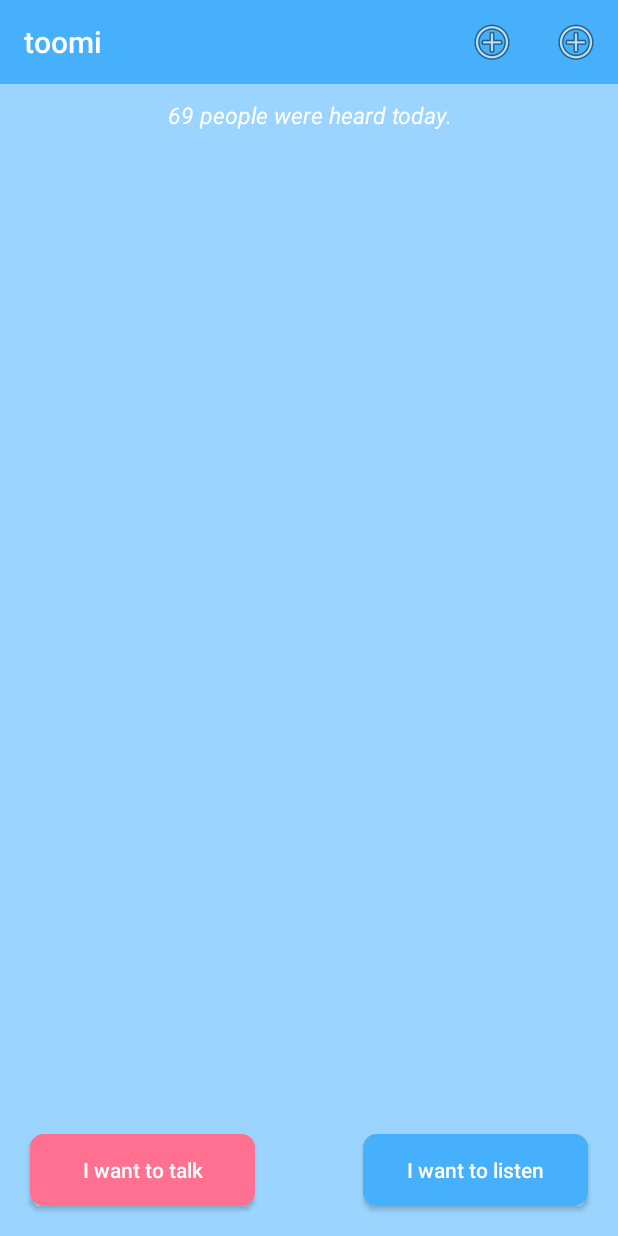
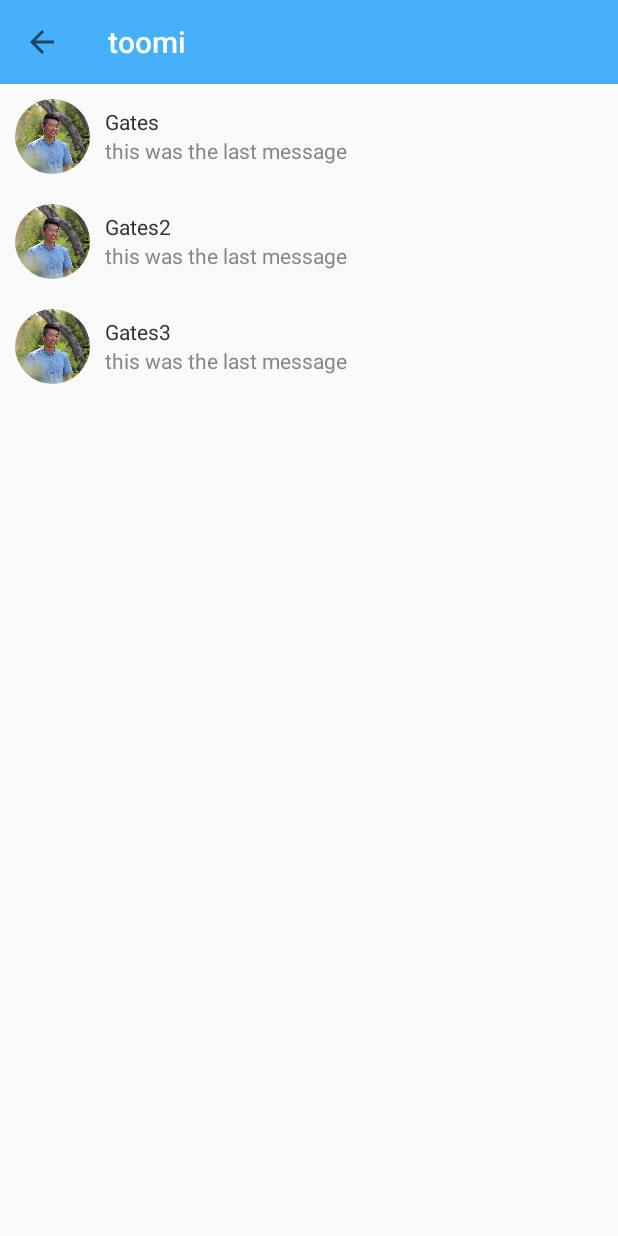
Before and after one commit to isaacwang4076/wholesomeapp, an Android app: the screen it shows after launch (MainActivity before the commit, ConversationsActivity after it), after a tap on "same", on a phone screen of 412 x 824 dp. Run offline under Robolectric (Android 15) with nearby library versions, the phone set to English and light mode, and no system bars; our stand-ins replace CircleImageView, Firebase (no records; nobody signed in at launch, a user with empty details on screens opened directly); libraries missing offline, so code that uses them is left out: com.github.nkzawa.emitter, com.github.nkzawa.socketio; 2 statements that could not run were skipped.

Commit message:
bunch of shit

```diff
--- /dev/null
+++ b/app/src/main/java/com/example/isaacwang/wholesomeapp/ConversationSummary.java
@@ -0,0 +1,45 @@
+package com.example.isaacwang.wholesomeapp;
+
+import android.content.Context;
+import android.graphics.drawable.Drawable;
+import android.view.LayoutInflater;
+import android.view.View;
+import android.widget.ImageView;
+import android.widget.TextView;
+
+/**
+ * Created by isaacwang on 10/21/17.
+ */
+
+public class ConversationSummary {
+
+    private static final String ANONYMOUS = "Anonymous";
+
+    private final Drawable otherPhoto;
+    private final String otherName;
+    private final String lastMessage;
+
+    ConversationSummary(Drawable otherPhoto, String otherName, String lastMessage) {
+        this.otherPhoto = otherPhoto;
+        if (otherName != null) {
+            this.otherName = otherName;
+        } else {
+            this.otherName = ANONYMOUS;
+        }
+        this.lastMessage = lastMessage;
+    }
+
+    View getView(Context context) {
+        LayoutInflater inflater = (LayoutInflater) context.getSystemService(Context.LAYOUT_INFLATER_SERVICE);
+        View v = inflater.inflate(R.layout.conversation_summary, null);
+        TextView name = (TextView) v.findViewById(R.id.nameTextView);
+        TextView lastMsg = (TextView) v.findViewById(R.id.messageTextView);
+        ImageView pic = (ImageView) v.findViewById(R.id.convImageView);
+
+        name.setText(this.otherName);
+        lastMsg.setText(this.lastMessage);
+        pic.setImageDrawable(otherPhoto);
+
+        return v;
+    }
+}
--- /dev/null
+++ b/app/src/main/java/com/example/isaacwang/wholesomeapp/ConversationsActivity.java
@@ -0,0 +1,32 @@
+package com.example.isaacwang.wholesomeapp;
+
+import android.support.v7.app.AppCompatActivity;
+import android.os.Bundle;
+import android.support.v7.widget.Toolbar;
+import android.widget.LinearLayout;
+
+public class ConversationsActivity extends AppCompatActivity {
+
+    @Override
+    protected void onCreate(Bundle savedInstanceState) {
+        super.onCreate(savedInstanceState);
+        setContentView(R.layout.activity_conversations);
+        Toolbar myToolbar = (Toolbar) findViewById(R.id.appBar);
+        myToolbar.setTitle(getResources().getString(R.string.app_name));
+        myToolbar.setTitleTextColor(getResources().getColor(R.color.white));
+        setSupportActionBar(myToolbar);
+        getSupportActionBar().setDisplayHomeAsUpEnabled(true);
+
+        LinearLayout conversationList = (LinearLayout) findViewById(R.id.conversation_list);
+
+        ConversationSummary convSum = new ConversationSummary(getDrawable(R.drawable.prof_pic), "Gates", "this was the last message");
+        ConversationSummary convSum2 = new ConversationSummary(getDrawable(R.drawable.prof_pic), "Gates2", "this was the last message");
+        ConversationSummary convSum3 = new ConversationSummary(getDrawable(R.drawable.prof_pic), "Gates3", "this was the last message");
+
+        conversationList.addView(convSum.getView(this));
+        conversationList.addView(convSum2.getView(this));
+        conversationList.addView(convSum3.getView(this));
+    }
+
+
+}
--- a/app/src/main/java/com/example/isaacwang/wholesomeapp/MainActivity.java
+++ b/app/src/main/java/com/example/isaacwang/wholesomeapp/MainActivity.java
@@ -19,6 +19,7 @@ import android.support.v7.widget.Toolbar;
 import android.view.LayoutInflater;
 import android.view.Menu;
 import android.view.MenuInflater;
+import android.view.MenuItem;
 import android.view.View;
 import android.widget.Button;
 import android.widget.EditText;
@@ -45,6 +46,8 @@ public class MainActivity extends AppCompatActivity {
 
     private boolean listening  = false;
     private LinearLayout feedLayout;
+    private TextView peopleHelpedTextView;
+    private Button listenButton;
     private Dialog listenerDialog;
 
     @Override
@@ -57,12 +60,13 @@ public class MainActivity extends AppCompatActivity {
         setSupportActionBar(myToolbar);
 
         feedLayout = (LinearLayout) findViewById(R.id.feedLayout);
+        peopleHelpedTextView = (TextView) findViewById(R.id.peopleHelpedTextView);
 
         FeedItem testFeedItem1 = new ConversationFeedItem("asdf");
         FeedItem testFeedItem2 = new ConversationFeedItem("Alvin");
         FeedItem testFeedItem3 = new ConversationFeedItem("Rick");
 
-//        Network.addToFeed(testFeedItem1);
+        //Network.addToFeed(testFeedItem1);
 
         // attach FeedDatabase listener
         final Context context = this;
@@ -71,6 +75,7 @@ public class MainActivity extends AppCompatActivity {
             public void onChildAdded(DataSnapshot dataSnapshot, String s) {
                 FeedItem feedItem = dataSnapshot.getValue(ConversationFeedItem.class);
                 feedLayout.addView(feedItem.getView(context, feedLayout), 0);
+                peopleHelpedTextView.setText(feedLayout.getChildCount() + " people were heard today.");
             }
             @Override
             public void onChildChanged(DataSnapshot dataSnapshot, String s) {}
@@ -82,25 +87,35 @@ public class MainActivity extends AppCompatActivity {
             public void onCancelled(DatabaseError databaseError) {}
         });
 
-        Button listenButton = (Button) findViewById(R.id.listenButton);
+        listenButton = (Button) findViewById(R.id.listenButton);
         if (listening) {
             listenButton.setText("Stop listening");
         }
-
-//        showTalkRequestDialog("lmao");
     }
 
     @Override
     public boolean onCreateOptionsMenu(Menu menu) {
         MenuInflater inflater = getMenuInflater();
         inflater.inflate(R.menu.main_menu, menu);
+
         return true;
     }
 
-    private void initializeFeed(List<FeedItem> feedItemList) {
-        for (FeedItem feedItem: feedItemList) {
-            feedLayout.addView(feedItem.getView(this, feedLayout));
+    @Override
+    public boolean onOptionsItemSelected(MenuItem item) {
+        // Handle item selection
+        switch (item.getItemId()) {
+            case R.id.menu_item_conversations:
+                goToConversations();
+                return true;
+            default:
+                return super.onOptionsItemSelected(item);
         }
+    }
+
+    public void goToConversations() {
+        Intent i = new Intent(this, ConversationsActivity.class);
+        startActivity(i);
     }
 
     public void startChat(View v) {
@@ -120,8 +135,10 @@ public class MainActivity extends AppCompatActivity {
     public void listenButtonOnClick(View v) {
         if (listening) {
             showStopListeningDialog();
+            listenButton.setText("I want to listen");
         } else {
             showStartListeningDialog();
+            listenButton.setText("Stop listening");
         }
     }
 
--- /dev/null
+++ b/app/src/main/res/layout/activity_conversations.xml
@@ -0,0 +1,19 @@
+<?xml version="1.0" encoding="utf-8"?>
+<LinearLayout xmlns:android="http://schemas.android.com/apk/res/android"
+    android:orientation="vertical"
+    android:layout_width="match_parent"
+    android:layout_height="match_parent">
+
+    <include android:id="@+id/appBar" layout="@layout/app_bar"/>
+
+    <ScrollView
+        android:layout_width="match_parent"
+        android:layout_height="match_parent">
+
+        <LinearLayout
+            android:id="@+id/conversation_list"
+            android:layout_width="match_parent"
+            android:layout_height="wrap_content"
+            android:orientation="vertical" />
+    </ScrollView>
+</LinearLayout>
--- /dev/null
+++ b/app/src/main/res/layout/conversation_summary.xml
@@ -0,0 +1,33 @@
+<?xml version="1.0" encoding="utf-8"?>
+<LinearLayout xmlns:android="http://schemas.android.com/apk/res/android"
+    android:orientation="horizontal"
+    android:layout_width="match_parent"
+    android:layout_height="wrap_content">
+    <de.hdodenhof.circleimageview.CircleImageView
+        android:id="@+id/convImageView"
+        android:layout_width="50dp"
+        android:layout_height="50dp"
+        android:layout_margin="@dimen/small_gap"/>
+
+    <LinearLayout
+        android:layout_width="wrap_content"
+        android:layout_height="match_parent"
+        android:orientation="vertical"
+        android:gravity="center_vertical">
+
+        <TextView
+            android:id="@+id/nameTextView"
+            android:layout_width="wrap_content"
+            android:layout_height="wrap_content"
+            android:text="Name"
+            android:textColor="@color/textColor"/>
+
+        <TextView
+            android:id="@+id/messageTextView"
+            android:layout_width="wrap_content"
+            android:layout_height="wrap_content"
+            android:text="Last message goes here"
+            android:textColor="@color/darkGray"/>/>
+
+    </LinearLayout>
+</LinearLayout>
--- a/app/src/main/res/menu/main_menu.xml
+++ b/app/src/main/res/menu/main_menu.xml
@@ -1,12 +1,9 @@
 <?xml version="1.0" encoding="utf-8"?>
 <menu xmlns:android="http://schemas.android.com/apk/res/android"
     xmlns:app="http://schemas.android.com/apk/res-auto">
-    <item android:id="@+id/menu_item_new_quote"
-        android:icon="@android:drawable/ic_menu_add"
-        android:title="same"
-        app:showAsAction="ifRoom"/>
-    <item android:id="@+id/menu_item_new_quote2"
-        android:icon="@android:drawable/ic_menu_add"
+    <item
+        android:id="@+id/menu_item_conversations"
+        android:icon="@drawable/speech_bubble"
         android:title="same"
         app:showAsAction="ifRoom"/>
 </menu>
--- a/app/src/main/res/values/colors.xml
+++ b/app/src/main/res/values/colors.xml
@@ -6,6 +6,7 @@
     <color name="white">#FFFFFF</color>
     <color name="offwhite">#fffcfc</color>
     <color name="gray">#f2f2f2</color>
+    <color name="darkGray">#878787</color>
     <color name="textColor">#303030</color>
 </resources>
 <!-- #ffa0b6 -->
```
Also changed, not shown: app/build.gradle (+5 -2 lines), app/src/main/AndroidManifest.xml (+7 -2 lines), app/src/main/java/com/example/isaacwang/wholesomeapp/ChatActivity.java (+75 -8 lines), app/src/main/res/layout/activity_chat.xml (+24 -10 lines), app/src/main/res/layout/talk_confirmation_dialog.xml (added, +33 -0 lines), app/src/main/res/drawable-mdpi/arrow.png (added), app/src/main/res/drawable-mdpi/cutebot.png (added), app/src/main/res/drawable-mdpi/speech_bubble.png (added).
